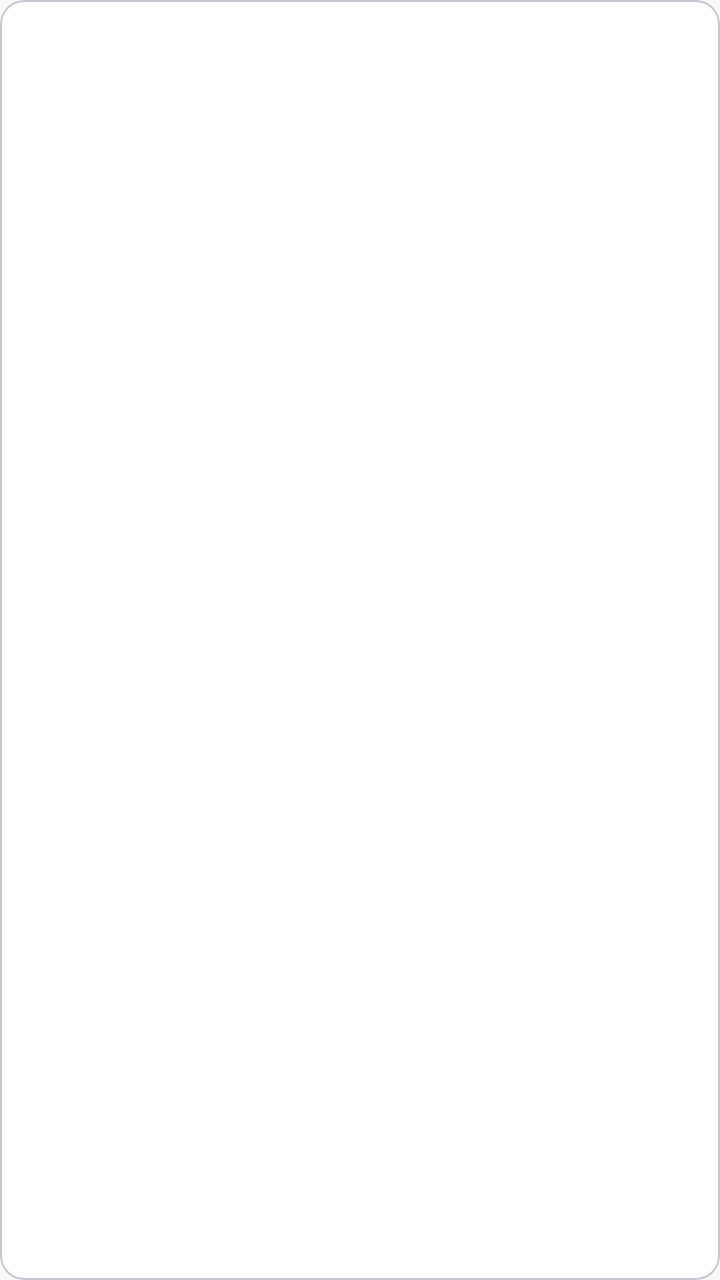
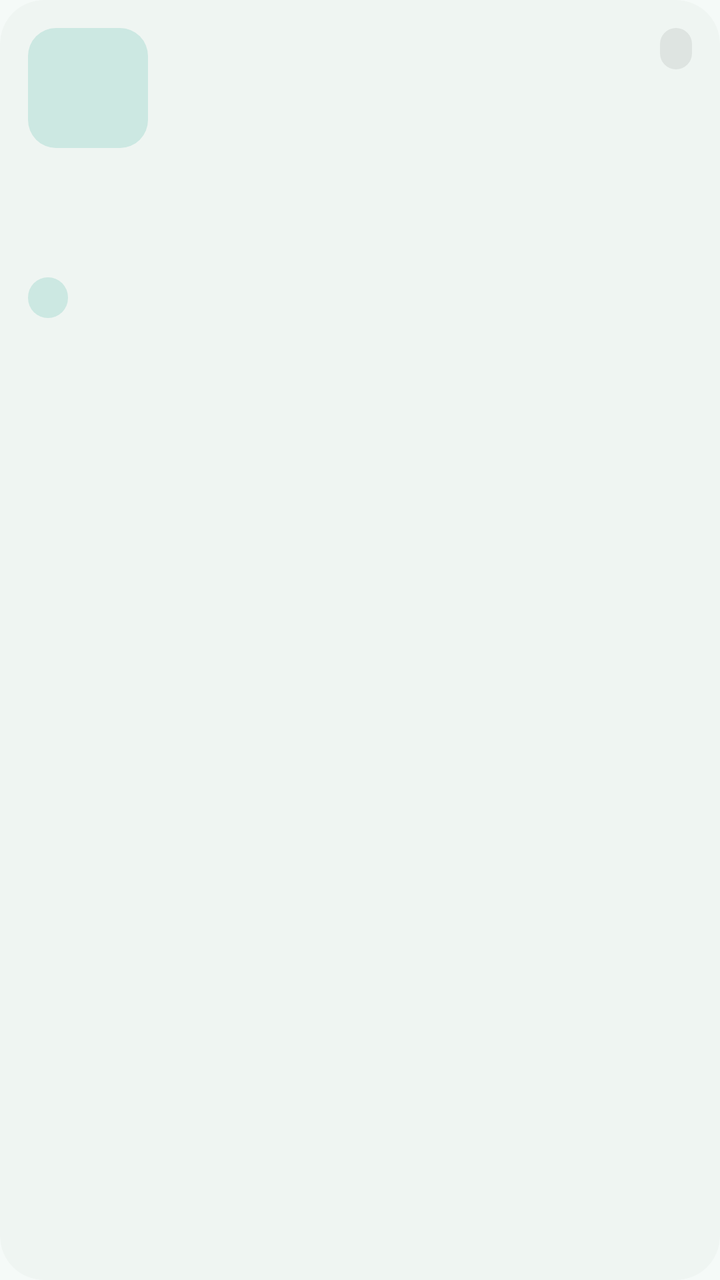

An Android layout rendered at two revisions. The XML below is the earlier revision; the diff shows what the commit changed to produce the second picture.
<!-- AndroidManifest.xml: application theme Theme.SignTalk -->
<!-- res/layout/item_dictionary_entry.xml -->
<?xml version="1.0" encoding="utf-8"?>
<com.google.android.material.card.MaterialCardView xmlns:android="http://schemas.android.com/apk/res/android"
    android:layout_width="match_parent"
    android:layout_height="wrap_content"
    android:layout_marginHorizontal="16dp"
    android:layout_marginVertical="4dp"
    android:clickable="true"
    android:focusable="true">

    <LinearLayout
        android:layout_width="match_parent"
        android:layout_height="wrap_content"
        android:gravity="center_vertical"
        android:orientation="horizontal"
        android:padding="16dp">

        <TextView
            android:id="@+id/entryEmoji"
            android:layout_width="wrap_content"
            android:layout_height="wrap_content"
            android:textSize="28sp" />

        <LinearLayout
            android:layout_width="0dp"
            android:layout_height="wrap_content"
            android:layout_marginStart="16dp"
            android:layout_weight="1"
            android:orientation="vertical">

            <TextView
                android:id="@+id/entryName"
                android:layout_width="match_parent"
                android:layout_height="wrap_content"
                android:textAppearance="?attr/textAppearanceTitleMedium" />

            <TextView
                android:id="@+id/entryCategory"
                android:layout_width="match_parent"
                android:layout_height="wrap_content"
                android:textAppearance="?attr/textAppearanceBodyMedium"
                android:textColor="?attr/colorOnSurfaceVariant" />
        </LinearLayout>
    </LinearLayout>
</com.google.android.material.card.MaterialCardView>
<!-- resources referenced by this layout -->
<resources>
  <style name="Base.Theme.SignTalk" parent="Theme.Material3.DayNight.NoActionBar">
          <item name="colorPrimary">@color/teal_primary</item>
          <item name="colorOnPrimary">@color/light_surface</item>
          <item name="colorSecondary">@color/amber_accent</item>
          <item name="colorOnSecondary">@color/light_surface</item>
          <item name="colorError">@color/error_red</item>
          <item name="android:colorBackground">@color/light_background</item>
          <item name="colorSurface">@color/light_surface</item>
      </style>
  <color name="teal_primary">#FF00796B</color>
  <color name="light_surface">#FFFFFFFF</color>
  <color name="amber_accent">#FFFFA000</color>
  <color name="error_red">#FFC62828</color>
  <color name="light_background">#FFF7FAF9</color>
  <!-- unchanged entries left out for length: 1 -->
</resources>

<!-- the commit's change to res/layout/item_dictionary_entry.xml (unified diff, before → after) -->
@@ -1,44 +1,69 @@
 <?xml version="1.0" encoding="utf-8"?>
 <com.google.android.material.card.MaterialCardView xmlns:android="http://schemas.android.com/apk/res/android"
+    xmlns:app="http://schemas.android.com/apk/res-auto"
     android:layout_width="match_parent"
     android:layout_height="wrap_content"
-    android:layout_marginHorizontal="16dp"
-    android:layout_marginVertical="4dp"
+    android:layout_margin="6dp"
     android:clickable="true"
-    android:focusable="true">
+    android:focusable="true"
+    app:cardBackgroundColor="?attr/colorSurfaceContainerLow"
+    app:cardCornerRadius="22dp">
 
     <LinearLayout
         android:layout_width="match_parent"
         android:layout_height="wrap_content"
-        android:gravity="center_vertical"
-        android:orientation="horizontal"
-        android:padding="16dp">
+        android:orientation="vertical"
+        android:padding="14dp">
+
+        <FrameLayout
+            android:layout_width="match_parent"
+            android:layout_height="wrap_content">
+
+            <TextView
+                android:id="@+id/entryEmoji"
+                android:layout_width="60dp"
+                android:layout_height="60dp"
+                android:background="@drawable/bg_emoji_tile"
+                android:gravity="center"
+                android:importantForAccessibility="no"
+                android:textSize="30sp" />
+
+            
+            <TextView
+                android:id="@+id/entryLanguage"
+                android:layout_width="wrap_content"
+                android:layout_height="wrap_content"
+                android:layout_gravity="top|end"
+                android:background="@drawable/bg_lang_badge"
+                android:fontFamily="sans-serif-medium"
+                android:paddingHorizontal="8dp"
+                android:paddingVertical="3dp"
+                android:textAppearance="?attr/textAppearanceLabelSmall"
+                android:textColor="?attr/colorOnSurfaceVariant" />
+        </FrameLayout>
 
         <TextView
-            android:id="@+id/entryEmoji"
+            android:id="@+id/entryName"
+            android:layout_width="match_parent"
+            android:layout_height="wrap_content"
+            android:layout_marginTop="12dp"
+            android:ellipsize="end"
+            android:maxLines="2"
+            android:minLines="2"
+            android:textAppearance="@style/TextAppearance.SignTalk.CardTitle"
+            android:textColor="?attr/colorOnSurface" />
+
+        <TextView
+            android:id="@+id/entryCategory"
             android:layout_width="wrap_content"
             android:layout_height="wrap_content"
-            android:textSize="28sp" />
-
-        <LinearLayout
-            android:layout_width="0dp"
-            android:layout_height="wrap_content"
-            android:layout_marginStart="16dp"
-            android:layout_weight="1"
-            android:orientation="vertical">
-
-            <TextView
-                android:id="@+id/entryName"
-                android:layout_width="match_parent"
-                android:layout_height="wrap_content"
-                android:textAppearance="?attr/textAppearanceTitleMedium" />
-
-            <TextView
-                android:id="@+id/entryCategory"
-                android:layout_width="match_parent"
-                android:layout_height="wrap_content"
-                android:textAppearance="?attr/textAppearanceBodyMedium"
-                android:textColor="?attr/colorOnSurfaceVariant" />
-        </LinearLayout>
+            android:layout_marginTop="6dp"
+            android:background="@drawable/bg_chip_tonal"
+            android:maxLines="1"
+            android:ellipsize="end"
+            android:paddingHorizontal="10dp"
+            android:paddingVertical="2dp"
+            android:textAppearance="?attr/textAppearanceLabelMedium"
+            android:textColor="?attr/colorOnSecondaryContainer" />
     </LinearLayout>
 </com.google.android.material.card.MaterialCardView>
<!-- resource entries referenced after the edit -->
@@ -1,19 +1,157 @@
 <!-- resources referenced by this layout -->
 <resources>
-  <style name="Base.Theme.SignTalk" parent="Theme.Material3.DayNight.NoActionBar">
-          <item name="colorPrimary">@color/teal_primary</item>
-          <item name="colorOnPrimary">@color/light_surface</item>
-          <item name="colorSecondary">@color/amber_accent</item>
-          <item name="colorOnSecondary">@color/light_surface</item>
-          <item name="colorError">@color/error_red</item>
-          <item name="android:colorBackground">@color/light_background</item>
-          <item name="colorSurface">@color/light_surface</item>
+  <!-- drawable bg_chip_tonal (drawable) -->
+  <?xml version="1.0" encoding="utf-8"?>
+  <shape xmlns:android="http://schemas.android.com/apk/res/android"
+      android:shape="rectangle">
+      <solid android:color="?attr/colorSecondaryContainer" />
+      <corners android:radius="100dp" />
+  </shape>
+  <!-- drawable bg_emoji_tile (drawable) -->
+  <?xml version="1.0" encoding="utf-8"?>
+  <shape xmlns:android="http://schemas.android.com/apk/res/android"
+      android:shape="rectangle">
+      <solid android:color="?attr/colorSecondaryContainer" />
+      <corners android:radius="14dp" />
+  </shape>
+  <!-- drawable bg_lang_badge (drawable) -->
+  <?xml version="1.0" encoding="utf-8"?>
+  <shape xmlns:android="http://schemas.android.com/apk/res/android"
+      android:shape="rectangle">
+      <solid android:color="?attr/colorSurfaceContainerHighest" />
+      <corners android:radius="8dp" />
+  </shape>
+  <style name="TextAppearance.SignTalk.CardTitle" parent="TextAppearance.Material3.TitleMedium">
+          <item name="android:fontFamily">sans-serif-medium</item>
+          <item name="android:textSize">17sp</item>
       </style>
-  <color name="teal_primary">#FF00796B</color>
-  <color name="light_surface">#FFFFFFFF</color>
-  <color name="amber_accent">#FFFFA000</color>
-  <color name="error_red">#FFC62828</color>
-  <color name="light_background">#FFF7FAF9</color>
+  <style name="Base.Theme.SignTalk" parent="Theme.SignTalk.Components">
+          <item name="colorPrimary">@color/md_light_primary</item>
+          <item name="colorOnPrimary">@color/md_light_onPrimary</item>
+          <item name="colorPrimaryContainer">@color/md_light_primaryContainer</item>
+          <item name="colorOnPrimaryContainer">@color/md_light_onPrimaryContainer</item>
+          <item name="colorSecondary">@color/md_light_secondary</item>
+          <item name="colorOnSecondary">@color/md_light_onSecondary</item>
+          <item name="colorSecondaryContainer">@color/md_light_secondaryContainer</item>
+          <item name="colorOnSecondaryContainer">@color/md_light_onSecondaryContainer</item>
+          <item name="colorTertiary">@color/md_light_tertiary</item>
+          <item name="colorOnTertiary">@color/md_light_onTertiary</item>
+          <item name="colorTertiaryContainer">@color/md_light_tertiaryContainer</item>
+          <item name="colorOnTertiaryContainer">@color/md_light_onTertiaryContainer</item>
+          <item name="colorError">@color/md_light_error</item>
+          <item name="colorOnError">@color/md_light_onError</item>
+          <item name="colorErrorContainer">@color/md_light_errorContainer</item>
+          <item name="colorOnErrorContainer">@color/md_light_onErrorContainer</item>
+          <item name="colorOnBackground">@color/md_light_onBackground</item>
+          <item name="colorSurface">@color/md_light_surface</item>
+          <item name="colorOnSurface">@color/md_light_onSurface</item>
+          <item name="colorSurfaceVariant">@color/md_light_surfaceVariant</item>
+          <item name="colorOnSurfaceVariant">@color/md_light_onSurfaceVariant</item>
+          <item name="colorOutline">@color/md_light_outline</item>
+          <item name="colorOutlineVariant">@color/md_light_outlineVariant</item>
+          <item name="colorSurfaceContainerLowest">@color/md_light_surfaceContainerLowest</item>
+          <item name="colorSurfaceContainerLow">@color/md_light_surfaceContainerLow</item>
+          <item name="colorSurfaceContainer">@color/md_light_surfaceContainer</item>
+          <item name="colorSurfaceContainerHigh">@color/md_light_surfaceContainerHigh</item>
+          <item name="colorSurfaceContainerHighest">@color/md_light_surfaceContainerHighest</item>
+          <item name="android:colorBackground">@color/md_light_background</item>
+          <item name="colorSurfaceInverse">@color/md_light_inverseSurface</item>
+          <item name="colorOnSurfaceInverse">@color/md_light_inverseOnSurface</item>
+          <item name="colorPrimaryInverse">@color/md_light_inversePrimary</item>
+          <item name="android:windowLightStatusBar">true</item>
+          <item name="android:windowLightNavigationBar">true</item>
+      </style>
+  <style name="Theme.SignTalk.Components" parent="Theme.Material3.DayNight.NoActionBar">
+          <item name="android:statusBarColor">@android:color/transparent</item>
+          <item name="android:navigationBarColor">@android:color/transparent</item>
+          <item name="android:windowBackground">?android:attr/colorBackground</item>
+  
+          <item name="materialCardViewStyle">@style/Widget.SignTalk.Card</item>
+          <item name="toolbarStyle">@style/Widget.SignTalk.Toolbar</item>
+          <item name="textInputStyle">@style/Widget.SignTalk.TextInput</item>
+          <item name="materialButtonStyle">@style/Widget.SignTalk.Button</item>
+  
+          <item name="shapeAppearanceCornerSmall">@style/ShapeAppearance.SignTalk.Small</item>
+          <item name="shapeAppearanceCornerMedium">@style/ShapeAppearance.SignTalk.Medium</item>
+          <item name="shapeAppearanceCornerLarge">@style/ShapeAppearance.SignTalk.Large</item>
+          <item name="shapeAppearanceCornerExtraLarge">@style/ShapeAppearance.SignTalk.ExtraLarge</item>
+      </style>
+  <color name="md_light_primary">#FF00796B</color>
+  <color name="md_light_onPrimary">#FFFFFFFF</color>
+  <color name="md_light_primaryContainer">#FFB4EFE5</color>
+  <color name="md_light_onPrimaryContainer">#FF00201C</color>
+  <color name="md_light_secondary">#FF4A635F</color>
+  <color name="md_light_onSecondary">#FFFFFFFF</color>
+  <color name="md_light_secondaryContainer">#FFCCE8E2</color>
+  <color name="md_light_onSecondaryContainer">#FF05201C</color>
+  <color name="md_light_tertiary">#FF845400</color>
+  <color name="md_light_onTertiary">#FFFFFFFF</color>
+  <color name="md_light_tertiaryContainer">#FFFFDDB3</color>
+  <color name="md_light_onTertiaryContainer">#FF2A1800</color>
+  <color name="md_light_error">#FFBA1A1A</color>
+  <color name="md_light_onError">#FFFFFFFF</color>
+  <color name="md_light_errorContainer">#FFFFDAD6</color>
+  <color name="md_light_onErrorContainer">#FF410002</color>
+  <color name="md_light_onBackground">#FF171D1C</color>
+  <color name="md_light_surface">#FFF5FAF8</color>
+  <color name="md_light_onSurface">#FF171D1C</color>
+  <color name="md_light_surfaceVariant">#FFDAE5E1</color>
+  <color name="md_light_onSurfaceVariant">#FF3F4947</color>
+  <color name="md_light_outline">#FF6F7977</color>
+  <color name="md_light_outlineVariant">#FFBEC9C6</color>
+  <color name="md_light_surfaceContainerLowest">#FFFFFFFF</color>
+  <color name="md_light_surfaceContainerLow">#FFEFF5F2</color>
+  <color name="md_light_surfaceContainer">#FFE9EFEC</color>
+  <color name="md_light_surfaceContainerHigh">#FFE3EAE7</color>
+  <color name="md_light_surfaceContainerHighest">#FFDEE4E1</color>
+  <color name="md_light_background">#FFF5FAF8</color>
+  <color name="md_light_inverseSurface">#FF2B3230</color>
+  <color name="md_light_inverseOnSurface">#FFECF2EF</color>
+  <color name="md_light_inversePrimary">#FF82D5C8</color>
+  <style name="Widget.SignTalk.Card" parent="Widget.Material3.CardView.Filled">
+          <item name="cardCornerRadius">20dp</item>
+          <item name="cardElevation">0dp</item>
+          <item name="cardBackgroundColor">?attr/colorSurfaceContainerLow</item>
+      </style>
+  <style name="Widget.SignTalk.Toolbar" parent="Widget.Material3.Toolbar">
+          <item name="titleTextAppearance">@style/TextAppearance.SignTalk.ToolbarTitle</item>
+          <item name="navigationIconTint">?attr/colorOnSurface</item>
+      </style>
+  <style name="Widget.SignTalk.TextInput" parent="Widget.Material3.TextInputLayout.OutlinedBox">
+          <item name="boxCornerRadiusTopStart">16dp</item>
+          <item name="boxCornerRadiusTopEnd">16dp</item>
+          <item name="boxCornerRadiusBottomStart">16dp</item>
+          <item name="boxCornerRadiusBottomEnd">16dp</item>
+          <item name="boxStrokeColor">?attr/colorPrimary</item>
+          <item name="boxBackgroundColor">?attr/colorSurfaceContainerLowest</item>
+          <item name="boxBackgroundMode">outline</item>
+          <item name="startIconTint">?attr/colorOnSurfaceVariant</item>
+          <item name="endIconTint">?attr/colorOnSurfaceVariant</item>
+      </style>
+  <style name="Widget.SignTalk.Button" parent="Widget.Material3.Button">
+          <item name="android:minHeight">52dp</item>
+          <item name="iconPadding">8dp</item>
+          <item name="android:textAppearance">@style/TextAppearance.SignTalk.Button</item>
+      </style>
+  <style name="ShapeAppearance.SignTalk.Small" parent="ShapeAppearance.Material3.Corner.Small">
+          <item name="cornerSize">10dp</item>
+      </style>
+  <style name="ShapeAppearance.SignTalk.Medium" parent="ShapeAppearance.Material3.Corner.Medium">
+          <item name="cornerSize">16dp</item>
+      </style>
+  <style name="ShapeAppearance.SignTalk.Large" parent="ShapeAppearance.Material3.Corner.Large">
+          <item name="cornerSize">20dp</item>
+      </style>
+  <style name="ShapeAppearance.SignTalk.ExtraLarge" parent="ShapeAppearance.Material3.Corner.ExtraLarge">
+          <item name="cornerSize">28dp</item>
+      </style>
+  <style name="TextAppearance.SignTalk.ToolbarTitle" parent="TextAppearance.Material3.TitleLarge">
+          <item name="android:fontFamily">sans-serif-medium</item>
+      </style>
+  <style name="TextAppearance.SignTalk.Button" parent="TextAppearance.Material3.LabelLarge">
+          <item name="android:textSize">15sp</item>
+          <item name="android:fontFamily">sans-serif-medium</item>
+      </style>
   <!-- unchanged entries left out for length: 1 -->
 </resources>
 
